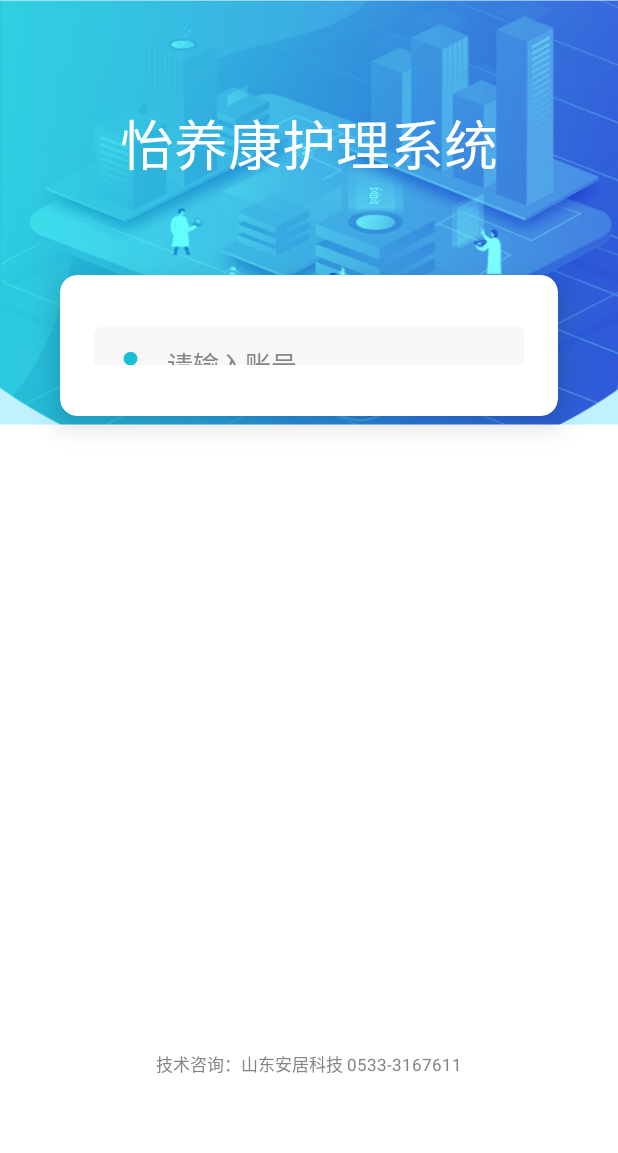
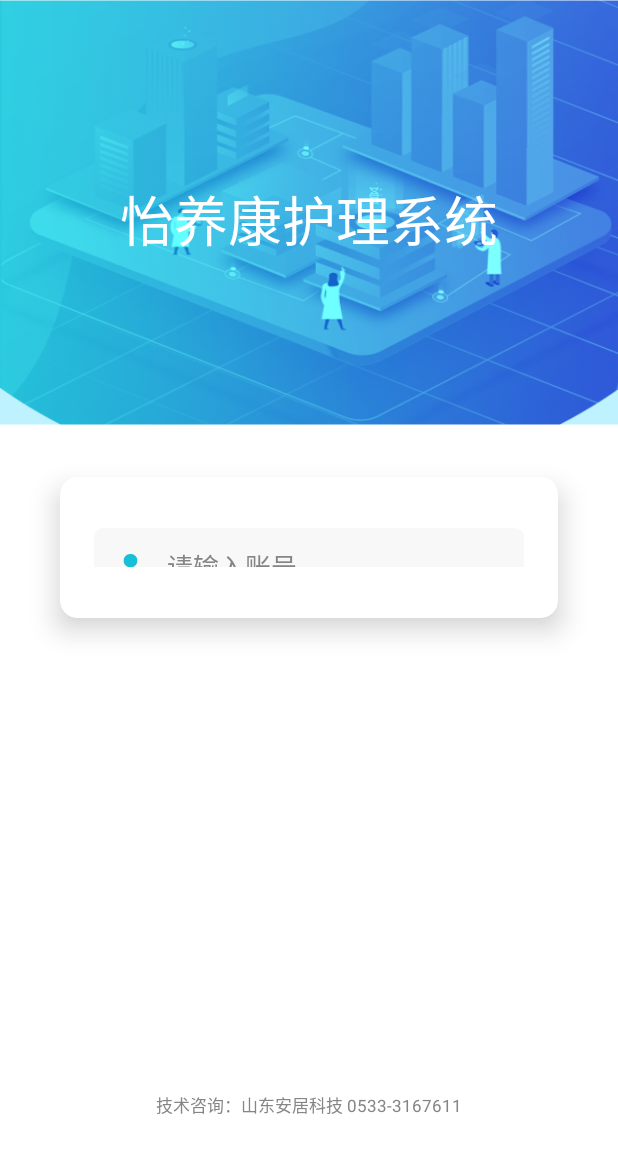
Before and after one commit to evan-liu02/YiYangKang, an Android app: the LoginAct screen opened directly, with no data from a screen before it, on a phone screen of 412 x 824 dp. Shown: the top 1153 px of the screen. Run offline under Robolectric (Android 15) with nearby library versions, the phone set to English and light mode, and no system bars; our stand-ins replace ButterKnife, CircleImageView, Dagger/Hilt's generated code, EventBus, RxJava; libraries missing offline, so code that uses them is left out: com.alibaba.android.

Commit message:
调整登录界面。

```diff
--- a/lib_common/src/main/java/com/anju/yyk/common/http/ApiAddr.java
+++ b/lib_common/src/main/java/com/anju/yyk/common/http/ApiAddr.java
@@ -6,7 +6,7 @@
     public static final String PATH = "/tools/shujujiekou.ashx";
     public static final String UPLOAD_PATH = "/tools/upload_ajax.ashx";
     // 接口地址
-    public static final String BASE_URL = "http://yiyangkang.zhihuidangjian.com";
-//    public static final String BASE_URL = "http://haohua.zhihuidangjian.com";
+//    public static final String BASE_URL = "http://yiyangkang.zhihuidangjian.com";
+    public static final String BASE_URL = "http://haohua.zhihuidangjian.com";
 
 }
--- a/module_main/src/main/java/com/anju/yyk/main/ui/frg/home/HomeFrg.java
+++ b/module_main/src/main/java/com/anju/yyk/main/ui/frg/home/HomeFrg.java
@@ -121,7 +121,7 @@
         // 添加header
         mPtrFl.addPtrUIHandler(header);
         // 设置刷新头部布局
-        mPtrFl.setHeaderView(header);
+//        mPtrFl.setHeaderView(header);
         // 设置监听
         mPtrFl.setPtrHandler(this);
         // 下拉，上拉
--- a/module_main/src/main/java/com/anju/yyk/main/ui/frg/home/HomePresenter.java
+++ b/module_main/src/main/java/com/anju/yyk/main/ui/frg/home/HomePresenter.java
@@ -68,7 +68,7 @@
                     }else {
                         getView().hideLoading();
                         getView().refreshComplete();
-                        getView().showToast(s.getTitle());
+//                        getView().showToast(s.getTitle());
                         getView().noTop();
                     }
                 }, throwable -> {
--- a/module_main/src/main/res/layout/home_act_login.xml
+++ b/module_main/src/main/res/layout/home_act_login.xml
@@ -24,7 +24,7 @@
         android:layout_width="wrap_content"
         android:layout_height="wrap_content"
         android:text="@string/home_login_title"
-        app:layout_constraintVertical_bias="0.3"
+        app:layout_constraintVertical_bias="0.52"
         app:layout_constraintTop_toTopOf="@+id/iv_head"
         app:layout_constraintLeft_toLeftOf="@+id/iv_head"
         app:layout_constraintRight_toRightOf="@+id/iv_head"
@@ -37,7 +37,7 @@
         android:background="@color/common_white"
         android:layout_marginStart="@dimen/common_space_35"
         android:layout_marginEnd="@dimen/common_space_35"
-        app:layout_constraintVertical_bias="0.1"
+        app:layout_constraintVertical_bias="0.26"
         app:layout_constraintLeft_toLeftOf="parent"
         app:layout_constraintRight_toRightOf="parent"
         app:layout_constraintTop_toBottomOf="@+id/tv_topic"
```
